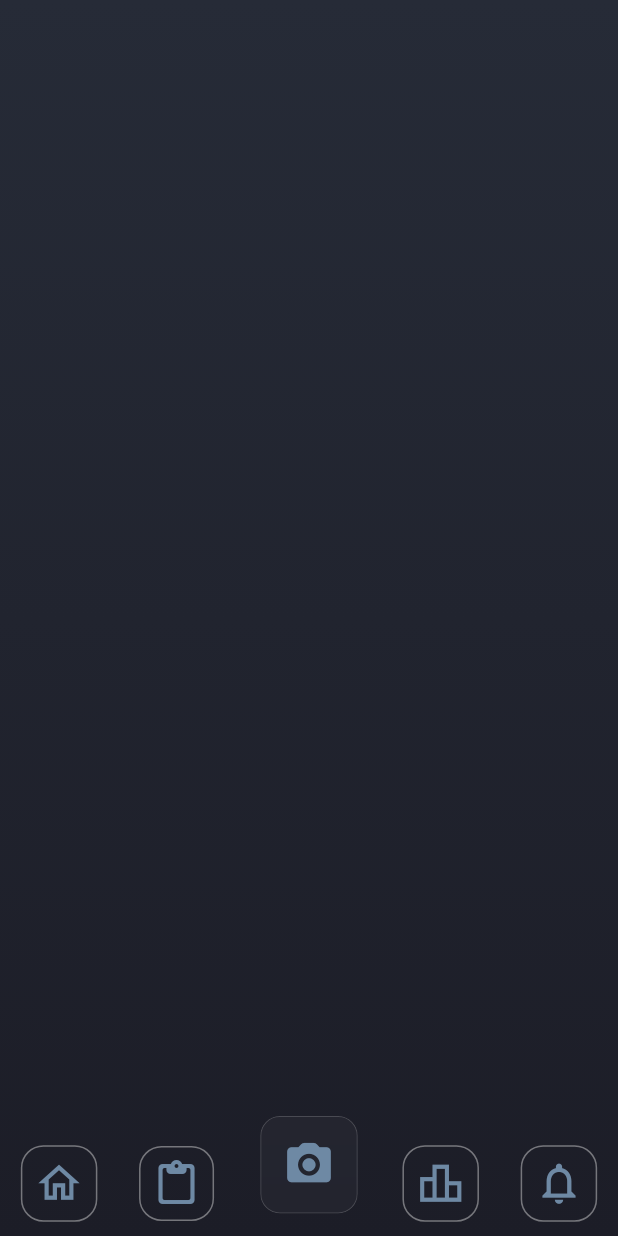
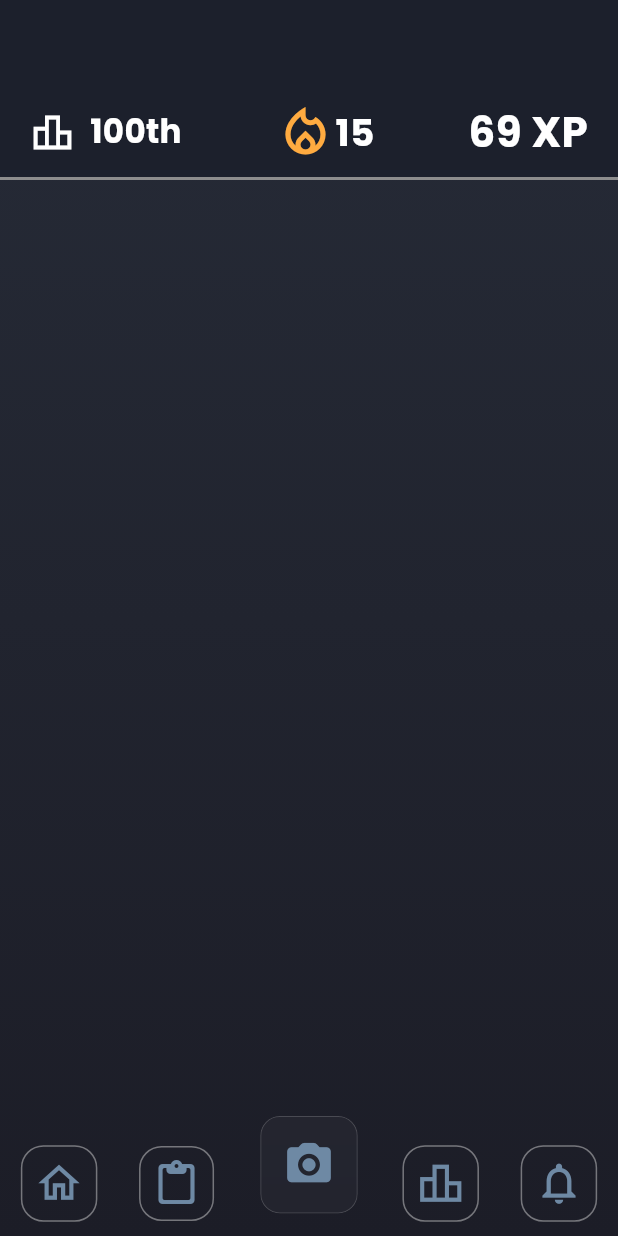
Before and after one commit to Coflnet/collectTheWorldFrontend, a Flutter app: the screen it shows after launch, on a phone screen of 412 x 824 dp. Run offline on Flutter 3.47's test engine with Material 3 defaults, Android fonts, the phone set to English and light mode, and no system bars; our stand-ins replace camera, confetti, glassmorphism_ui, loading_animation_widget; missing offline and left inert: dart:ffi, flutter_swipe_detector.

Commit message:
added header

```diff
--- /dev/null
+++ b/lib/globalWidgets/header/currentPosition.dart
@@ -0,0 +1,25 @@
+import 'package:flutter/cupertino.dart';
+import 'package:flutter/foundation.dart';
+import 'package:flutter/material.dart';
+
+class CurrentPosition extends StatefulWidget {
+  @override
+  CurrentPositionState createState() => CurrentPositionState();
+}
+
+class CurrentPositionState extends State<CurrentPosition> {
+  @override
+  Widget build(BuildContext context) {
+    return Row(children: [
+      const Icon(Icons.leaderboard_outlined, size: 30, color: Colors.white,),
+      Container(
+        margin: const EdgeInsets.only(left: 10),
+        child: const Text(
+          "100th",
+          textScaler: TextScaler.linear(1.55),
+          style: TextStyle(color: Colors.white),
+        ),
+      ),
+    ]);
+  }
+}
--- /dev/null
+++ b/lib/globalWidgets/header/dailyStreak.dart
@@ -0,0 +1,26 @@
+import 'package:flutter/cupertino.dart';
+import 'package:flutter/material.dart';
+
+class DailyStreak extends StatefulWidget {
+  @override
+  DailyStreakStreak createState() => DailyStreakStreak();
+}
+
+class DailyStreakStreak extends State<DailyStreak> {
+  @override
+  Widget build(BuildContext context) {
+    return const Row(
+      children: [
+        Icon(
+          Icons.local_fire_department_outlined,
+          size: 40,
+          color: Colors.orangeAccent,
+        ),
+        Text(
+          "15",
+          style: TextStyle(fontSize: 25, color: Colors.white),
+        )
+      ],
+    );
+  }
+}
--- a/lib/globalWidgets/header/header.dart
+++ b/lib/globalWidgets/header/header.dart
@@ -1,16 +1,37 @@
-
-
+import 'package:collect_the_world/globalWidgets/header/currentPosition.dart';
+import 'package:collect_the_world/globalWidgets/header/dailyStreak.dart';
+import 'package:collect_the_world/globalWidgets/header/xpwidget.dart';
 import 'package:flutter/cupertino.dart';
+import 'package:flutter/material.dart';
 
 class customHeader extends StatelessWidget {
-
   @override
   Widget build(BuildContext context) {
     return Container(
-      width: 50,
-      child: Row(
-        mainAxisAlignment: MainAxisAlignment.spaceBetween,
-        children: [],),
+      decoration: const BoxDecoration(
+        color: Color.fromARGB(255, 28, 32, 44),
+        border: Border(bottom: BorderSide(color: Color.fromARGB(255, 141, 141, 141), width: 2) ),
+      ),
+      height: 120,
+      width: double.infinity,
+      padding: const EdgeInsets.fromLTRB(20, 52, 20, 0),
+      alignment: Alignment.topCenter,
+      child: Column(
+        mainAxisAlignment: MainAxisAlignment.end,
+        children: [
+          Container(
+            margin: EdgeInsets.only(bottom: 10),
+            child: Row(
+              mainAxisAlignment: MainAxisAlignment.spaceBetween,
+              children: [
+                CurrentPosition(),
+                DailyStreak(),
+                XpWidget(),
+              ],
+            ),
+          ),
+        ],
+      ),
     );
   }
 }
--- a/lib/globalWidgets/header/xpwidget.dart
+++ b/lib/globalWidgets/header/xpwidget.dart
@@ -0,0 +1,18 @@
+import 'package:flutter/cupertino.dart';
+import 'package:flutter/material.dart';
+
+class XpWidget extends StatefulWidget {
+  @override
+  XpWidgetState createState() => XpWidgetState();
+}
+
+class XpWidgetState extends State<XpWidget> {
+  @override
+  Widget build(BuildContext context) {
+    return const Text(
+      "69 XP",
+      textScaler: TextScaler.linear(2),
+      style: TextStyle(color: Colors.white),
+    );
+  }
+}
--- a/lib/main.dart
+++ b/lib/main.dart
@@ -7,6 +7,7 @@ import 'package:collect_the_world/background/backgroundImage.dart';
 import 'package:collect_the_world/cameraScene/confirm/widgets/confettiWidget.dart';
 import 'package:collect_the_world/cameraScene/pages/cameraScene.dart';
 import 'package:collect_the_world/cameraScene/pages/confirmScene.dart';
+import 'package:collect_the_world/globalWidgets/header/header.dart';
 import 'package:collect_the_world/globalWidgets/loadingWidget.dart';
 import 'package:confetti/confetti.dart';
 import 'package:flutter/material.dart';
@@ -17,6 +18,7 @@ import 'package:collect_the_world/background/frostedGlass.dart';
 import 'package:collect_the_world/footer/cameraButton.dart';
 import 'package:flutter/rendering.dart';
 import 'package:flutter/widgets.dart';
+import 'package:http/http.dart';
 
 void main() {
   runApp(HomePage() );
@@ -28,6 +30,7 @@ class HomePage extends StatelessWidget {
   @override
   Widget build(BuildContext context) {
     return MaterialApp(
+      theme: ThemeData(fontFamily: 'Poppins'),
       home: Scaffold(
         body: Stack(children: [
           Container(
@@ -40,6 +43,7 @@ class HomePage extends StatelessWidget {
               Color.fromRGBO(28, 29, 39, 1),
             ],
           ))),
+          customHeader(),
           Footer(),
         ]),
         backgroundColor: const Color.fromRGBO(34, 40, 49, 1),
```
